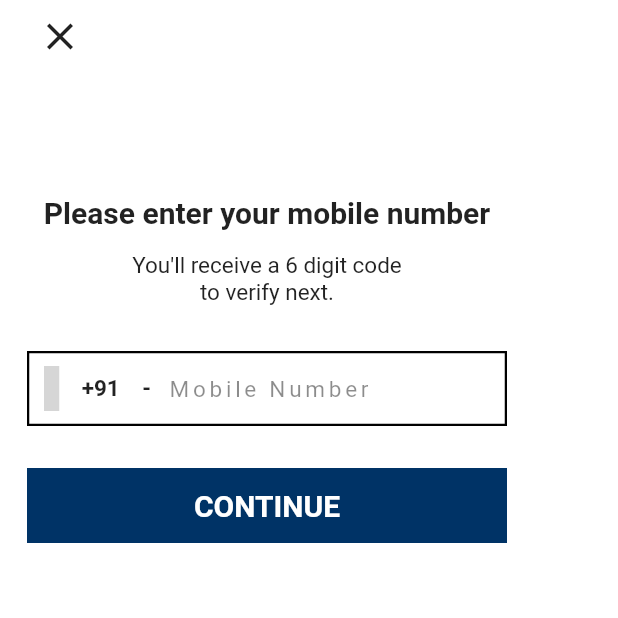
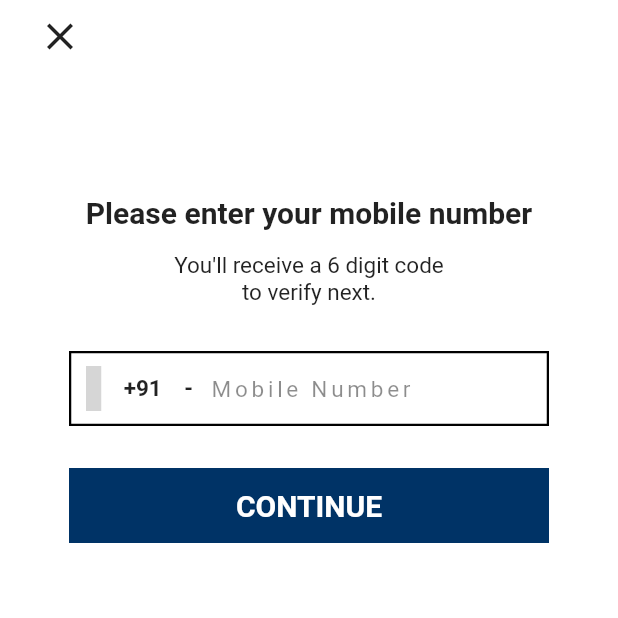
Before and after one commit to arjunganesh123/intern_design, a Flutter app: the screen it shows after launch, after a tap on "NEXT", on a phone screen of 412 x 824 dp, the top half of it. Run offline on Flutter 3.47's test engine with Material 2 defaults, Android fonts, the phone set to English and light mode, and no system bars; our stand-ins replace firebase_auth, firebase_core, flutter_svg, pinput; accounts and stored records are empty; network calls fail; grey boxes are pictures that could not be loaded.

```diff
--- a/lib/main.dart
+++ b/lib/main.dart
@@ -22,6 +22,7 @@ class MyApp extends StatelessWidget {
   @override
   Widget build(BuildContext context) {
     return  MaterialApp(
+      debugShowCheckedModeBanner: false,
       home: const HomePage(),
       routes: {
         HomePage.id:(context)=>const HomePage(),
--- a/lib/userauthpage.dart
+++ b/lib/userauthpage.dart
@@ -19,11 +19,11 @@ class _UserAuthPageState extends State<UserAuthPage> {
       floatingActionButtonLocation: FloatingActionButtonLocation.startTop,
       floatingActionButton: IconButton(onPressed: () { Navigator.pop(context); },
       icon: const Icon(Icons.close,size: 30,),),
-      body: Padding(
-        padding: const EdgeInsets.only(top: 130,left: 10),
+      body: Center(
         child: Column(
           crossAxisAlignment: CrossAxisAlignment.center,
           children: [
+            const SizedBox(height: 130,),
             const Text("Please enter your mobile number",style: TextStyle(fontSize: 20,fontWeight: FontWeight.bold,),),
             const SizedBox(height: 15,),
             const Text("You'll receive a 6 digit code",style: TextStyle(fontSize: 15),),
--- a/lib/workingpage.dart
+++ b/lib/workingpage.dart
@@ -16,11 +16,11 @@ class _WorkingPageState extends State<WorkingPage> {
   Widget build(BuildContext context) {
     return Scaffold(
       backgroundColor: Colors.white,
-      body: Padding(
-        padding: const EdgeInsets.only(top: 130),
+      body: Center(
         child: Column(
           crossAxisAlignment: CrossAxisAlignment.center,
           children: [
+            const SizedBox(height: 130,),
             const Text("Please select your profile",style: TextStyle(fontSize: 20,fontWeight: FontWeight.bold,),),
             const SizedBox(height: 25.0,),
             MaterialButton(
```
